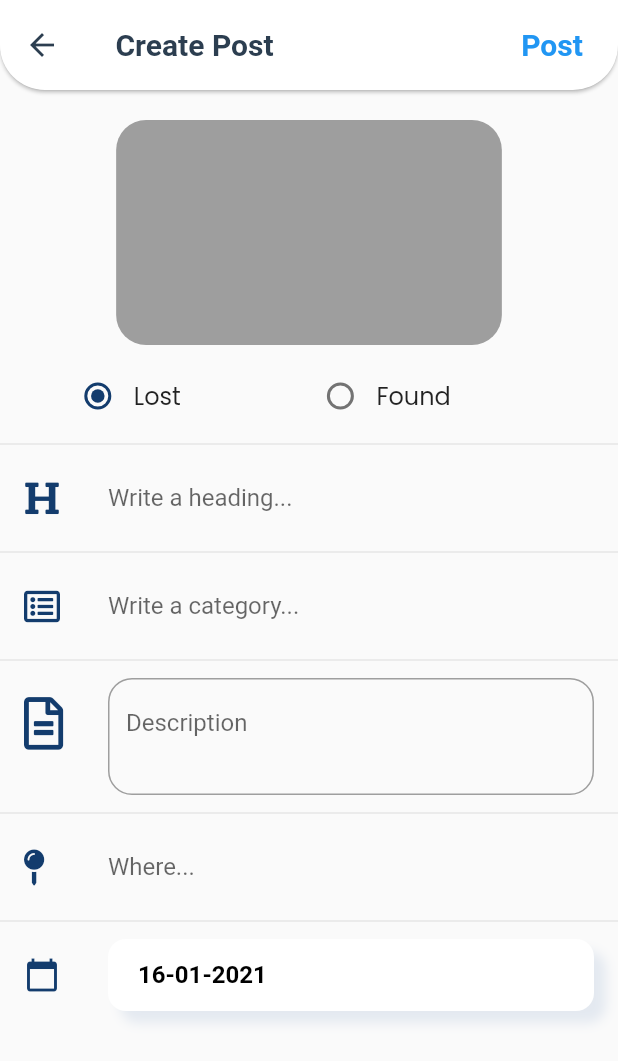
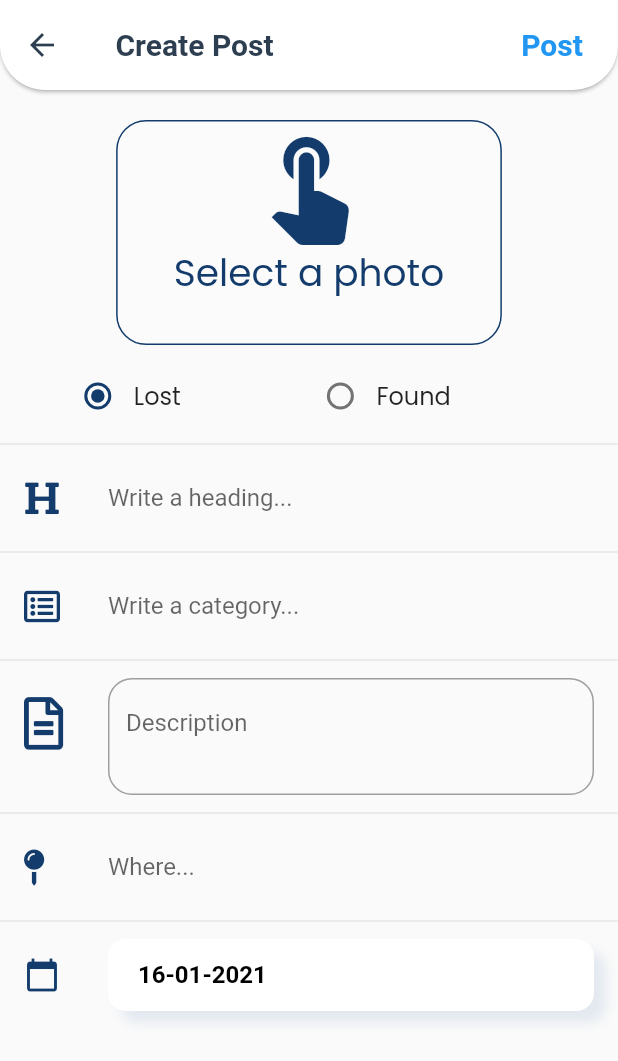
Before and after one commit to vaibhavagrwal/lost_found_app, a Flutter app: the CreateAdScreen screen opened directly, on a phone screen of 412 x 824 dp. Shown: the top 1061 px of the screen. Run offline on Flutter 3.47's test engine with Material 2 defaults, Android fonts, the phone set to English and light mode, and no system bars; our stand-ins replace cached_network_image, cloud_firestore, firebase_auth, firebase_core, firebase_storage, font_awesome_flutter and 3 more; accounts and stored records are empty.

Commit message:
Image Icon Added

```diff
--- a/lib/screens/create_ad_screen.dart
+++ b/lib/screens/create_ad_screen.dart
@@ -121,8 +121,30 @@ class _CreateAdScreenState extends State<CreateAdScreen> {
                     aspectRatio: 12 / 7,
                     child: _image == null
                         ? Container(
+                            child: Center(
+                              child: Column(
+                                children: [
+                                  Icon(
+                                    Icons.touch_app,
+                                    size: MediaQuery.of(context).size.height *
+                                        0.1,
+                                    color: primaryColour,
+                                  ),
+                                  Text(
+                                    'Select a photo',
+                                    style: GoogleFonts.poppins(
+                                      fontSize: 25,
+                                      color: primaryColour,
+                                    ),
+                                  )
+                                ],
+                              ),
+                            ),
                             decoration: BoxDecoration(
-                              color: Colors.grey,
+                              color: Colors.white10,
+                              border: Border.all(
+                                color: primaryColour,
+                              ),
                               borderRadius: BorderRadius.circular(
                                 20,
                               ),
```
